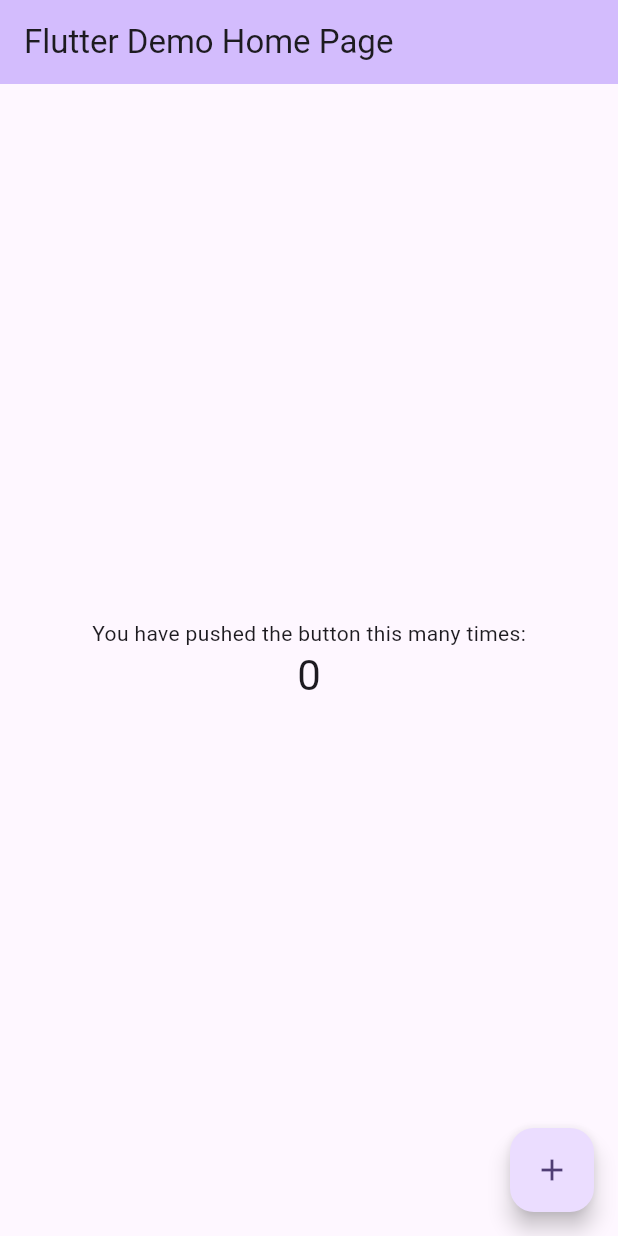
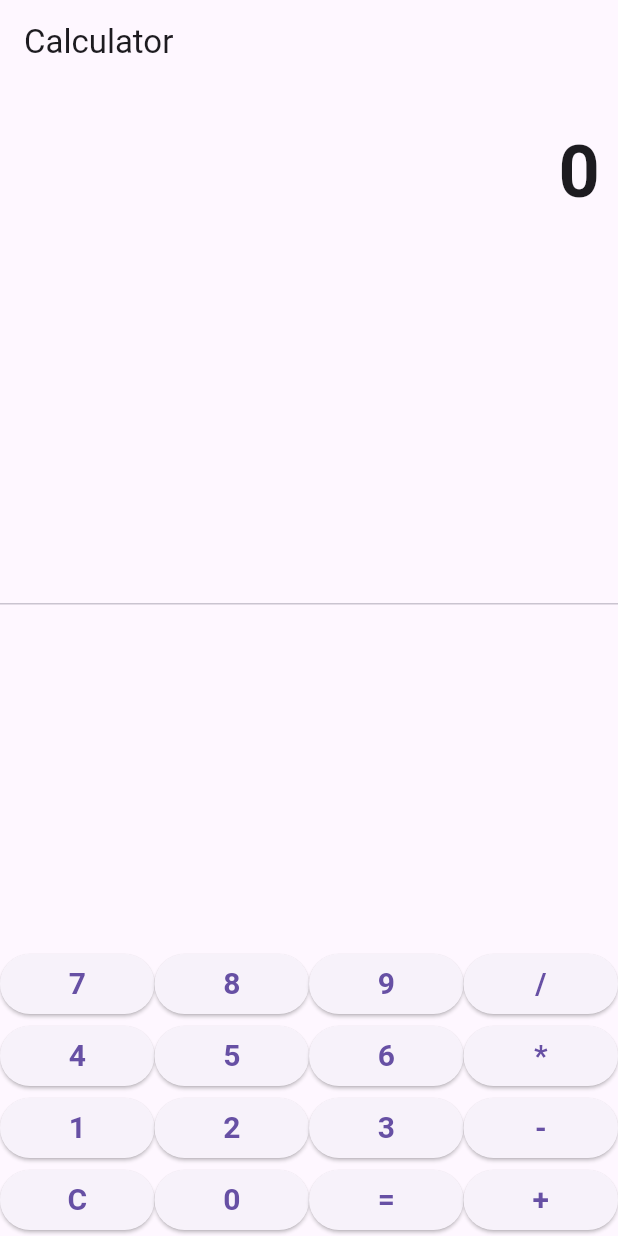
Before and after one commit to 55555senose/my_first_app, a Flutter app: the screen it shows after launch, on a phone screen of 412 x 824 dp. Run offline on Flutter 3.47's test engine with Material 3 defaults, Android fonts, the phone set to English and light mode, and no system bars.

Commit message:
Initial commit

```diff
--- a/lib/main.dart
+++ b/lib/main.dart
@@ -1,125 +1,130 @@
 import 'package:flutter/material.dart';
 
 void main() {
-  runApp(const MyApp());
+  runApp(MyApp());
 }
 
 class MyApp extends StatelessWidget {
-  const MyApp({super.key});
-
-  // This widget is the root of your application.
   @override
   Widget build(BuildContext context) {
     return MaterialApp(
-      title: 'Flutter Demo',
-      theme: ThemeData(
-        // This is the theme of your application.
-        //
-        // TRY THIS: Try running your application with "flutter run". You'll see
-        // the application has a purple toolbar. Then, without quitting the app,
-        // try changing the seedColor in the colorScheme below to Colors.green
-        // and then invoke "hot reload" (save your changes or press the "hot
-        // reload" button in a Flutter-supported IDE, or press "r" if you used
-        // the command line to start the app).
-        //
-        // Notice that the counter didn't reset back to zero; the application
-        // state is not lost during the reload. To reset the state, use hot
-        // restart instead.
-        //
-        // This works for code too, not just values: Most code changes can be
-        // tested with just a hot reload.
-        colorScheme: ColorScheme.fromSeed(seedColor: Colors.deepPurple),
-        useMaterial3: true,
-      ),
-      home: const MyHomePage(title: 'Flutter Demo Home Page'),
+      home: Calculator(),
     );
   }
 }
 
-class MyHomePage extends StatefulWidget {
-  const MyHomePage({super.key, required this.title});
-
-  // This widget is the home page of your application. It is stateful, meaning
-  // that it has a State object (defined below) that contains fields that affect
-  // how it looks.
-
-  // This class is the configuration for the state. It holds the values (in this
-  // case the title) provided by the parent (in this case the App widget) and
-  // used by the build method of the State. Fields in a Widget subclass are
-  // always marked "final".
-
-  final String title;
-
+class Calculator extends StatefulWidget {
   @override
-  State<MyHomePage> createState() => _MyHomePageState();
+  _CalculatorState createState() => _CalculatorState();
 }
 
-class _MyHomePageState extends State<MyHomePage> {
-  int _counter = 0;
+class _CalculatorState extends State<Calculator> {
+  String _output = "0";
+  String _operand = "";
+  double _num1 = 0;
+  double _num2 = 0;
 
-  void _incrementCounter() {
+  void _buttonPressed(String buttonText) {
+    if (buttonText == "C") {
+      _output = "0";
+      _num1 = 0;
+      _num2 = 0;
+      _operand = "";
+    } else if (buttonText == "+" ||
+        buttonText == "-" ||
+        buttonText == "*" ||
+        buttonText == "/") {
+      _num1 = double.parse(_output);
+      _operand = buttonText;
+      _output = "0";
+    } else if (buttonText == "=") {
+      _num2 = double.parse(_output);
+      if (_operand == "+") _output = (_num1 + _num2).toString();
+      if (_operand == "-") _output = (_num1 - _num2).toString();
+      if (_operand == "*") _output = (_num1 * _num2).toString();
+      if (_operand == "/") _output = (_num1 / _num2).toString();
+
+      _num1 = 0;
+      _num2 = 0;
+      _operand = "";
+    } else {
+      _output = _output == "0" ? buttonText : _output + buttonText;
+    }
+
     setState(() {
-      // This call to setState tells the Flutter framework that something has
-      // changed in this State, which causes it to rerun the build method below
-      // so that the display can reflect the updated values. If we changed
-      // _counter without calling setState(), then the build method would not be
-      // called again, and so nothing would appear to happen.
-      _counter++;
+      _output = double.parse(_output)
+          .toStringAsFixed(2)
+          .replaceAll(RegExp(r"\.00$"), "");
     });
+  }
+
+  Widget _buildButton(String text) {
+    return Expanded(
+      child: ElevatedButton(
+        onPressed: () => _buttonPressed(text),
+        child: Text(
+          text,
+          style: TextStyle(fontSize: 20, fontWeight: FontWeight.bold),
+        ),
+      ),
+    );
   }
 
   @override
   Widget build(BuildContext context) {
-    // This method is rerun every time setState is called, for instance as done
-    // by the _incrementCounter method above.
-    //
-    // The Flutter framework has been optimized to make rerunning build methods
-    // fast, so that you can just rebuild anything that needs updating rather
-    // than having to individually change instances of widgets.
     return Scaffold(
       appBar: AppBar(
-        // TRY THIS: Try changing the color here to a specific color (to
-        // Colors.amber, perhaps?) and trigger a hot reload to see the AppBar
-        // change color while the other colors stay the same.
-        backgroundColor: Theme.of(context).colorScheme.inversePrimary,
-        // Here we take the value from the MyHomePage object that was created by
-        // the App.build method, and use it to set our appbar title.
-        title: Text(widget.title),
+        title: Text("Calculator"),
       ),
-      body: Center(
-        // Center is a layout widget. It takes a single child and positions it
-        // in the middle of the parent.
-        child: Column(
-          // Column is also a layout widget. It takes a list of children and
-          // arranges them vertically. By default, it sizes itself to fit its
-          // children horizontally, and tries to be as tall as its parent.
-          //
-          // Column has various properties to control how it sizes itself and
-          // how it positions its children. Here we use mainAxisAlignment to
-          // center the children vertically; the main axis here is the vertical
-          // axis because Columns are vertical (the cross axis would be
-          // horizontal).
-          //
-          // TRY THIS: Invoke "debug painting" (choose the "Toggle Debug Paint"
-          // action in the IDE, or press "p" in the console), to see the
-          // wireframe for each widget.
-          mainAxisAlignment: MainAxisAlignment.center,
-          children: <Widget>[
-            const Text(
-              'You have pushed the button this many times:',
+      body: Column(
+        children: [
+          Container(
+            alignment: Alignment.centerRight,
+            padding: EdgeInsets.symmetric(vertical: 24, horizontal: 12),
+            child: Text(
+              _output,
+              style: TextStyle(fontSize: 48, fontWeight: FontWeight.bold),
             ),
-            Text(
-              '$_counter',
-              style: Theme.of(context).textTheme.headlineMedium,
-            ),
-          ],
-        ),
+          ),
+          Expanded(child: Divider()),
+          Column(
+            children: [
+              Row(
+                children: [
+                  _buildButton("7"),
+                  _buildButton("8"),
+                  _buildButton("9"),
+                  _buildButton("/"),
+                ],
+              ),
+              Row(
+                children: [
+                  _buildButton("4"),
+                  _buildButton("5"),
+                  _buildButton("6"),
+                  _buildButton("*"),
+                ],
+              ),
+              Row(
+                children: [
+                  _buildButton("1"),
+                  _buildButton("2"),
+                  _buildButton("3"),
+                  _buildButton("-"),
+                ],
+              ),
+              Row(
+                children: [
+                  _buildButton("C"),
+                  _buildButton("0"),
+                  _buildButton("="),
+                  _buildButton("+"),
+                ],
+              ),
+            ],
+          ),
+        ],
       ),
-      floatingActionButton: FloatingActionButton(
-        onPressed: _incrementCounter,
-        tooltip: 'Increment',
-        child: const Icon(Icons.add),
-      ), // This trailing comma makes auto-formatting nicer for build methods.
     );
   }
 }
```
